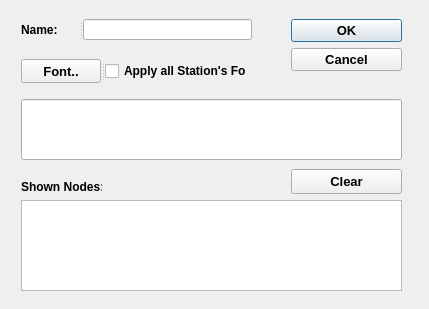
The window that GSCD/stationnamedialog.ui (fzlgejiao/PowerTool) describes before a commit, drawn with Qt 5.
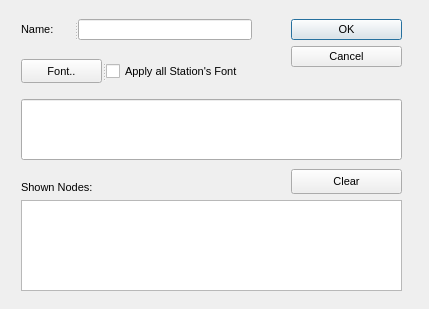
The same window after the commit.

What changed in the file:
```diff
--- a/GSCD/stationnamedialog.ui
+++ b/GSCD/stationnamedialog.ui
@@ -24,10 +24,10 @@
    </property>
    <property name="font">
     <font>
-     <family>Arial</family>
-     <pointsize>10</pointsize>
-     <weight>75</weight>
-     <bold>true</bold>
+     <family>MS Shell Dlg 2</family>
+     <pointsize>8</pointsize>
+     <weight>50</weight>
+     <bold>false</bold>
     </font>
    </property>
    <property name="orientation">
@@ -70,10 +70,10 @@
    </property>
    <property name="font">
     <font>
-     <family>Arial</family>
-     <pointsize>10</pointsize>
-     <weight>75</weight>
-     <bold>true</bold>
+     <family>MS Shell Dlg 2</family>
+     <pointsize>8</pointsize>
+     <weight>50</weight>
+     <bold>false</bold>
     </font>
    </property>
    <property name="text">
@@ -91,10 +91,10 @@
    </property>
    <property name="font">
     <font>
-     <family>Arial</family>
-     <pointsize>9</pointsize>
-     <weight>75</weight>
-     <bold>true</bold>
+     <family>MS Shell Dlg 2</family>
+     <pointsize>8</pointsize>
+     <weight>50</weight>
+     <bold>false</bold>
     </font>
    </property>
    <property name="text">
@@ -126,10 +126,10 @@
    <widget class="QPushButton" name="pushButton_font">
     <property name="font">
      <font>
-      <family>Arial</family>
-      <pointsize>10</pointsize>
-      <weight>75</weight>
-      <bold>true</bold>
+      <family>MS Shell Dlg 2</family>
+      <pointsize>8</pointsize>
+      <weight>50</weight>
+      <bold>false</bold>
      </font>
     </property>
     <property name="text">
@@ -139,10 +139,10 @@
    <widget class="QCheckBox" name="checkBox_applyall">
     <property name="font">
      <font>
-      <family>Arial</family>
-      <pointsize>9</pointsize>
-      <weight>75</weight>
-      <bold>true</bold>
+      <family>MS Shell Dlg 2</family>
+      <pointsize>8</pointsize>
+      <weight>50</weight>
+      <bold>false</bold>
      </font>
     </property>
     <property name="text">
@@ -165,10 +165,10 @@
    <widget class="QLabel" name="label">
     <property name="font">
      <font>
-      <family>Arial</family>
-      <pointsize>9</pointsize>
-      <weight>75</weight>
-      <bold>true</bold>
+      <family>MS Shell Dlg 2</family>
+      <pointsize>8</pointsize>
+      <weight>50</weight>
+      <bold>false</bold>
      </font>
     </property>
     <property name="text">
@@ -178,8 +178,10 @@
    <widget class="QLineEdit" name="lineEdit_name">
     <property name="font">
      <font>
-      <family>Arial</family>
-      <pointsize>9</pointsize>
+      <family>MS Shell Dlg 2</family>
+      <pointsize>8</pointsize>
+      <weight>50</weight>
+      <bold>false</bold>
      </font>
     </property>
    </widget>
```
Left out of the diff: 36 changed lines with no effect on the pictures.
